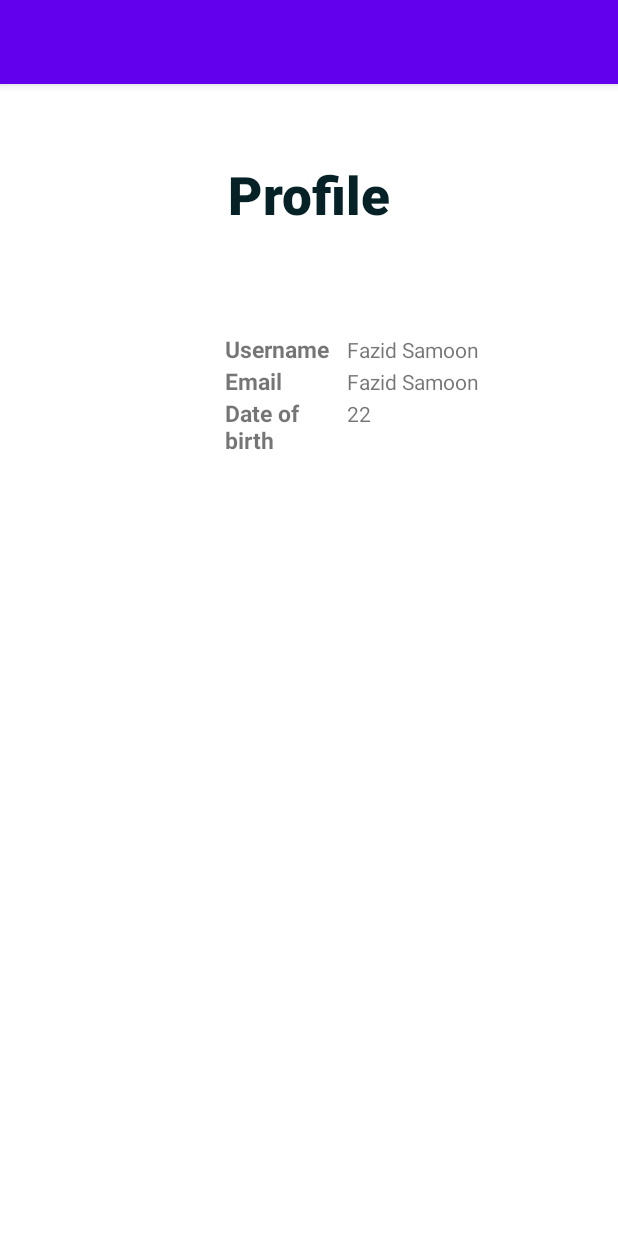
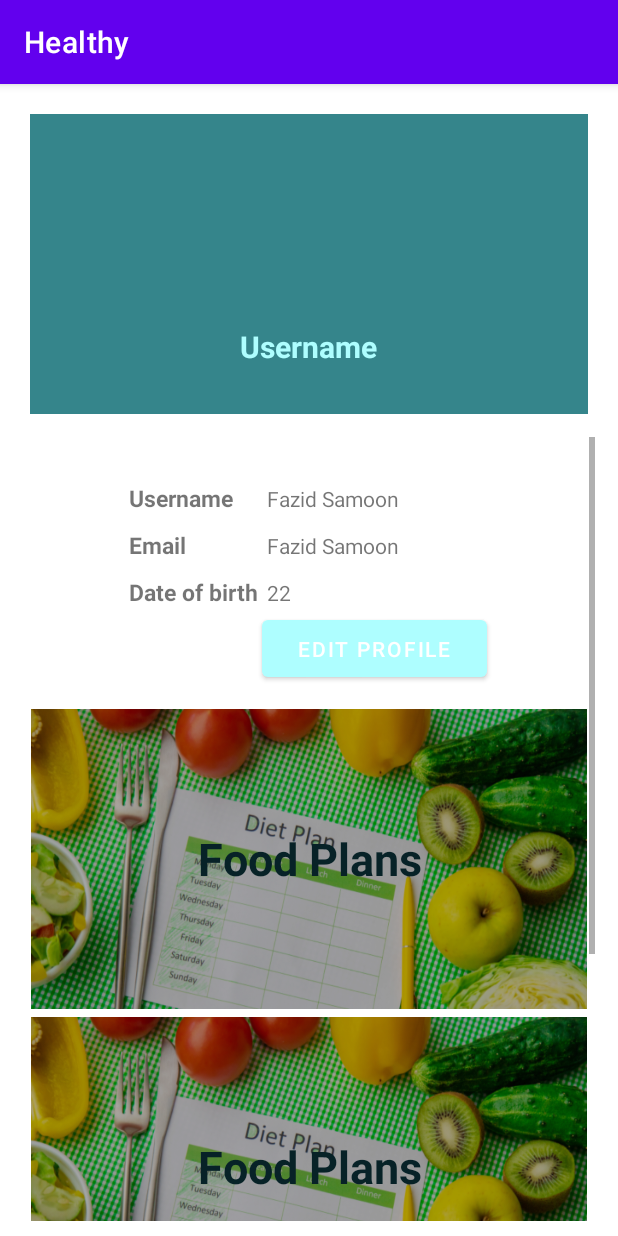
Before and after one commit to FazidSamoon/HealthCareApp-Android, an Android app: the UserProfile screen opened directly, with no data from a screen before it, on a phone screen of 412 x 824 dp. Run offline under Robolectric (Android 15) with nearby library versions, the phone set to English and light mode, and no system bars.

Commit message:
user profile view created

```diff
--- a/app/src/main/java/com/example/healthcareapp_android/MainActivity.java
+++ b/app/src/main/java/com/example/healthcareapp_android/MainActivity.java
@@ -2,13 +2,20 @@ package com.example.healthcareapp_android;
 
 import androidx.appcompat.app.AppCompatActivity;
 
+import android.content.Intent;
 import android.os.Bundle;
+import android.view.View;
+
+import com.google.android.material.button.MaterialButton;
 
 public class MainActivity extends AppCompatActivity {
+
 
     @Override
     protected void onCreate(Bundle savedInstanceState) {
         super.onCreate(savedInstanceState);
-        setContentView(R.layout.activity_main);
+        setContentView(R.layout.activity_user_profile);
+
+
     }
 }
--- a/app/src/main/res/layout/activity_main.xml
+++ b/app/src/main/res/layout/activity_main.xml
@@ -22,16 +22,16 @@
         android:id="@+id/headingMain" />
 
     <com.google.android.material.button.MaterialButton
-        android:id="@+id/login"
+        android:id="@+id/getStarted"
         android:layout_width="250dp"
         android:layout_height="50dp"
         android:layout_below="@id/headingMain"
-        android:text="@string/title_loading_screen_button"
+        android:layout_centerHorizontal="true"
         android:layout_marginLeft="10dp"
+        android:layout_marginTop="100dp"
         android:layout_marginRight="10dp"
-        android:layout_marginTop="100dp"
-        android:layout_centerHorizontal="true"
-        android:background="@color/teal_700"/>
+        android:background="@color/teal_700"
+        android:text="@string/title_loading_screen_button" />
 
 
 </RelativeLayout >
--- a/app/src/main/res/layout/activity_user_profile.xml
+++ b/app/src/main/res/layout/activity_user_profile.xml
@@ -7,109 +7,227 @@
     tools:context=".UserProfile"
     android:padding="10dp">
 
-    <TextView
+    <RelativeLayout
+        android:id="@+id/profile_banner"
         android:layout_width="match_parent"
-        android:layout_height="wrap_content"
-        android:text="@string/title_userProfile"
-        android:textColor="@color/text_main"
-        android:textSize="35dp"
-        android:layout_margin="40dp"
-        android:gravity="center"
-        android:textStyle="bold"
-        android:fontFamily="sans-serif-medium"
-        android:id="@+id/profile_view_title"/>
-
-    <RelativeLayout
-        android:layout_width="match_parent"
-        android:layout_height="wrap_content"
-        android:layout_below="@id/profile_view_title"
-        android:padding="20dp">
+        android:layout_height="200dp"
+        android:background="@color/primary_btn"
+        android:layout_marginTop="10dp"
+        android:layout_marginStart="10dp"
+        android:layout_marginEnd="10dp"
+        android:layout_marginBottom="10dp"
+        android:gravity="center">
 
         <LinearLayout
             android:layout_width="match_parent"
             android:layout_height="wrap_content"
-            android:orientation="horizontal"
-            android:gravity="center">
+            android:gravity="center"
+            android:orientation="vertical">
+
             <ImageView
                 android:id="@+id/imageView"
                 android:layout_width="100dp"
                 android:layout_height="100dp"
                 android:background="@drawable/image_frame"
-                tools:srcCompat="@tools:sample/avatars"
-                android:clipToOutline="true"/>
+                android:clipToOutline="true"
+                tools:srcCompat="@tools:sample/avatars" />
+
+            <TextView
+                android:layout_width="wrap_content"
+                android:layout_height="wrap_content"
+                android:layout_gravity="center"
+                android:layout_marginTop="10dp"
+                android:text="@string/title_text_userProfile_username"
+                android:textColor="@color/bg_main"
+                android:textSize="20dp"
+                android:textStyle="bold" />
+        </LinearLayout>
+    </RelativeLayout>
+
+    <ScrollView
+        android:layout_width="match_parent"
+        android:layout_height="wrap_content"
+        android:layout_below="@id/profile_banner"
+
+        android:layout_marginStart="5dp"
+        android:layout_marginTop="5dp"
+        android:layout_marginEnd="5dp">
+
+        <RelativeLayout
+            android:layout_width="match_parent"
+            android:layout_height="match_parent">
+
+            <RelativeLayout
+                android:id="@+id/profile_details"
+                android:layout_width="match_parent"
+                android:layout_height="wrap_content"
+                android:layout_marginStart="5dp"
+                android:layout_marginTop="20dp"
+                android:layout_marginEnd="5dp"
+                android:gravity="center">
+
+                <RelativeLayout
+
+                    android:layout_width="300dp"
+                    android:layout_height="wrap_content"
+                    android:gravity="center"
+                    android:padding="10dp">
 
                     <LinearLayout
-                android:layout_width="match_parent"
-                android:layout_height="wrap_content"
-                android:orientation="vertical">
-
-                <LinearLayout
+                        android:id="@+id/nameField"
                         android:layout_width="match_parent"
                         android:layout_height="wrap_content"
                         android:orientation="horizontal"
                         android:weightSum="5">
+
                         <TextView
                             android:layout_width="match_parent"
                             android:layout_height="wrap_content"
                             android:layout_marginLeft="20dp"
+                            android:layout_weight="3"
                             android:text="@string/title_text_userProfile_username"
-                        android:layout_weight="3"
-                        android:textStyle="bold"
-                        android:textSize="15dp"/>
+                            android:textSize="15dp"
+                            android:textStyle="bold" />
 
                         <TextView
                             android:layout_width="match_parent"
                             android:layout_height="wrap_content"
                             android:layout_weight="2"
-                        android:text="Fazid Samoon"/>
+                            android:text="Fazid Samoon" />
                     </LinearLayout>
 
                     <LinearLayout
+                        android:id="@+id/emailField"
                         android:layout_width="match_parent"
                         android:layout_height="wrap_content"
+                        android:layout_below="@id/nameField"
+                        android:layout_marginTop="10dp"
+                        android:layout_marginBottom="10dp"
                         android:orientation="horizontal"
                         android:weightSum="5">
+
                         <TextView
                             android:layout_width="match_parent"
                             android:layout_height="wrap_content"
                             android:layout_marginLeft="20dp"
+                            android:layout_weight="3"
                             android:text="@string/title_text_userProfile_email"
-                        android:layout_weight="3"
-                        android:textStyle="bold"
-                        android:textSize="15dp"/>
+                            android:textSize="15dp"
+                            android:textStyle="bold" />
 
                         <TextView
                             android:layout_width="match_parent"
                             android:layout_height="wrap_content"
                             android:layout_weight="2"
-                        android:text="Fazid Samoon"/>
+                            android:text="Fazid Samoon" />
                     </LinearLayout>
 
                     <LinearLayout
+                        android:id="@+id/dobField"
                         android:layout_width="match_parent"
                         android:layout_height="wrap_content"
+                        android:layout_below="@id/emailField"
                         android:orientation="horizontal"
                         android:weightSum="5">
+
                         <TextView
                             android:layout_width="match_parent"
                             android:layout_height="wrap_content"
                             android:layout_marginLeft="20dp"
+                            android:layout_weight="3"
                             android:text="@string/title_text_userProfile_dateOfBirth"
-                        android:layout_weight="3"
-                        android:textStyle="bold"
-                        android:textSize="15dp"/>
+                            android:textSize="15dp"
+                            android:textStyle="bold" />
 
                         <TextView
                             android:layout_width="match_parent"
                             android:layout_height="wrap_content"
                             android:layout_weight="2"
-                        android:text="22"/>
+                            android:text="22" />
                     </LinearLayout>
-            </LinearLayout>
-        </LinearLayout>
+
+                    <com.google.android.material.button.MaterialButton
+                        android:layout_width="150dp"
+                        android:layout_height="50dp"
+                        android:layout_below="@id/dobField"
+                        android:layout_alignParentEnd="true"
+                        android:layout_marginHorizontal="40dp"
+                        android:layout_marginTop="2dp"
+                        android:layout_marginEnd="21dp"
+                        android:text="@string/title_text_userprofile_edit_details"
+                        app:backgroundTint="@color/bg_main" />
+                </RelativeLayout>
             </RelativeLayout>
 
+            <RelativeLayout
+                android:id="@+id/food_plans"
+                android:layout_width="match_parent"
+                android:layout_height="200dp"
+                android:layout_below="@id/profile_details"
+                android:layout_marginStart="5dp"
+                android:layout_marginTop="5dp"
+                android:layout_marginEnd="5dp"
+                android:background="@drawable/food_plan"
+                android:gravity="center">
 
+                <TextView
+                    android:layout_width="match_parent"
+                    android:layout_height="match_parent"
+                    android:background="#50000000"
+                    android:textSize="30dp"
+                    android:text="Food Plans"
+                    android:textColorHint="@color/white"
+                    android:textStyle="bold"
+                    android:textColor="@color/text_main"
+                    android:gravity="center" />
+            </RelativeLayout>
+
+            <RelativeLayout
+                android:id="@+id/workout_plans"
+                android:layout_width="match_parent"
+                android:layout_height="200dp"
+                android:layout_below="@id/food_plans"
+                android:layout_marginStart="5dp"
+                android:layout_marginTop="5dp"
+                android:layout_marginEnd="5dp"
+                android:background="@drawable/food_plan"
+                android:gravity="center">
+
+                <TextView
+                    android:layout_width="match_parent"
+                    android:layout_height="match_parent"
+                    android:background="#50000000"
+                    android:textSize="30dp"
+                    android:text="Food Plans"
+                    android:textStyle="bold"
+                    android:textColor="@color/text_main"
+                    android:gravity="center" />
+            </RelativeLayout>
+
+            <RelativeLayout
+                android:id="@+id/bmi_calculator"
+                android:layout_width="match_parent"
+                android:layout_height="200dp"
+                android:layout_below="@id/workout_plans"
+                android:layout_marginStart="5dp"
+                android:layout_marginTop="5dp"
+                android:layout_marginEnd="5dp"
+                android:background="@drawable/food_plan"
+                android:gravity="center">
+
+                <TextView
+                    android:layout_width="match_parent"
+                    android:layout_height="match_parent"
+                    android:background="#50000000"
+                    android:textSize="30dp"
+                    android:text="Food Plans"
+                    android:textColorHint="@color/white"
+                    android:textStyle="bold"
+                    android:textColor="@color/text_main"
+                    android:gravity="center" />
+            </RelativeLayout>
+        </RelativeLayout>
+    </ScrollView>
 
 
 </RelativeLayout>
--- a/app/src/main/res/values/strings.xml
+++ b/app/src/main/res/values/strings.xml
@@ -1,5 +1,6 @@
 <resources>
     <string name="title_activity_login">LoginActivity</string>
+    <string name="app_name">Healthy</string>
 
     <!--    loading screen-->
     <string name="title_loading_screen">Healthy</string>
@@ -30,6 +31,7 @@
     <string name="title_text_userProfile_username">Username</string>
     <string name="title_text_userProfile_dateOfBirth">Date of birth</string>
     <string name="title_text_userProfile_email">Email</string>
+    <string name="title_text_userprofile_edit_details">Edit Profile</string>
 
 
 
```
Also changed, not shown: app/src/main/res/drawable/food_plan.png (added). Lines whose indentation alone changed are shown as unchanged.
